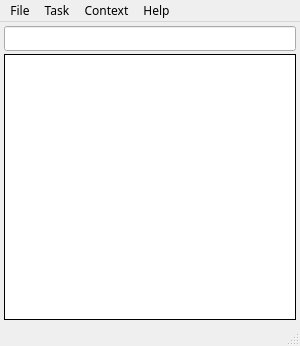
This is ui/main.ui in middleofdreams/workload as Qt 5 draws it before an edit. The edited form follows.
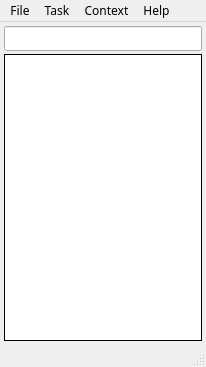
This is the edited form. Icons and pictures are not drawn.

```diff
--- a/ui/main.ui
+++ b/ui/main.ui
@@ -6,8 +6,8 @@
    <rect>
     <x>0</x>
     <y>0</y>
-    <width>300</width>
-    <height>346</height>
+    <width>206</width>
+    <height>367</height>
    </rect>
   </property>
   <property name="sizePolicy">
@@ -173,7 +173,7 @@
     <rect>
      <x>0</x>
      <y>0</y>
-     <width>300</width>
+     <width>206</width>
      <height>20</height>
     </rect>
    </property>
```
